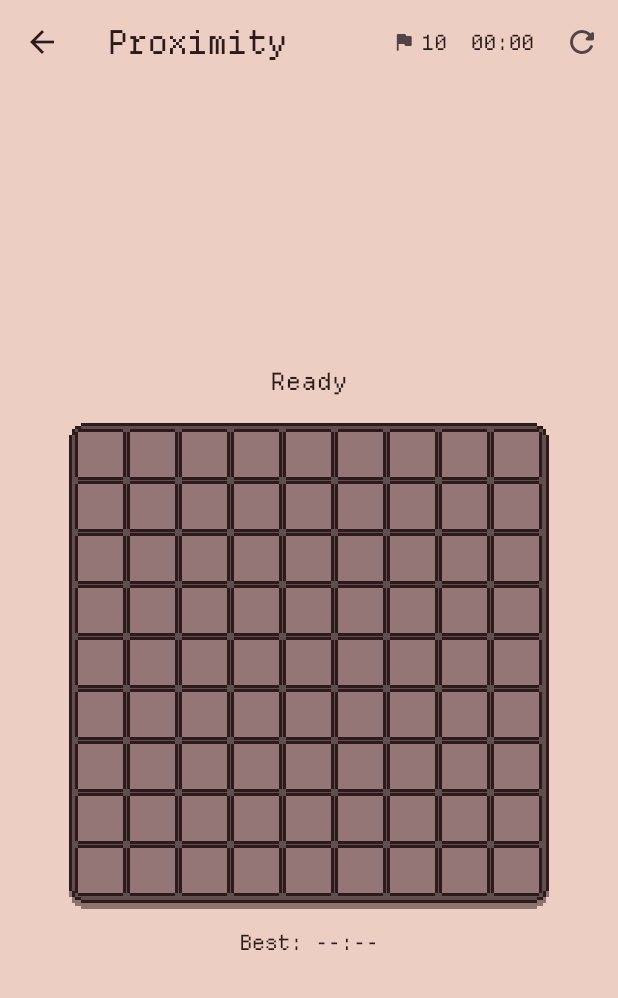
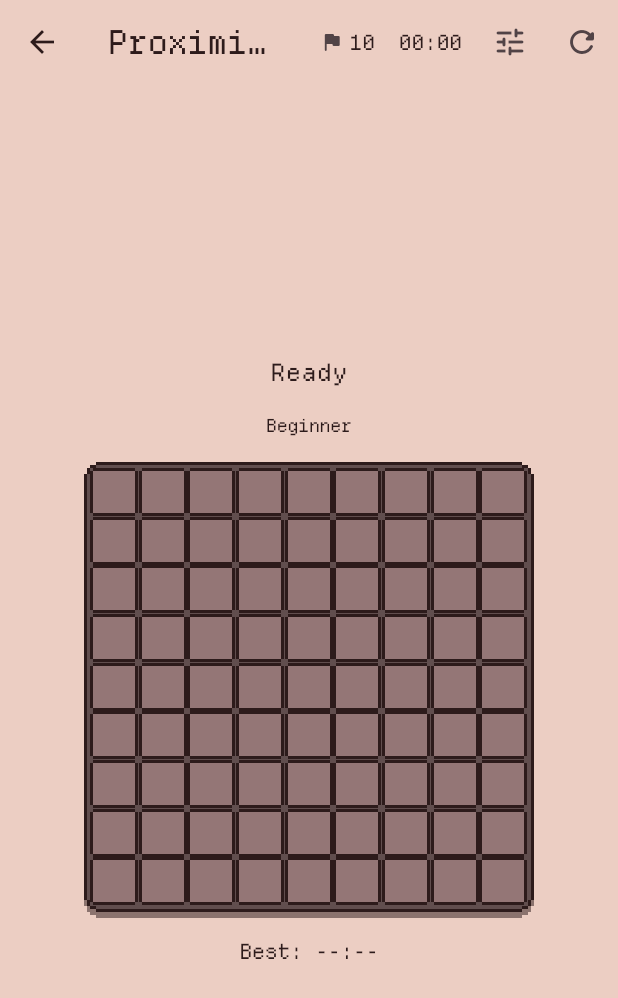
Before and after one commit to OrianaFawkes/arcade, a Flutter app: the ProximityScreen screen opened by its route, on a phone screen of 412 x 824 dp. Shown: the top 998 px of the screen. Run offline on Flutter 3.47's test engine with Material 3 defaults, Android fonts, the phone set to English and light mode, and no system bars; our stand-ins replace go_router, shared_preferences; accounts and stored records are empty.

Commit message:
ui: responsive proximity board

```diff
--- a/lib/features/proximity/presentation/board.dart
+++ b/lib/features/proximity/presentation/board.dart
@@ -22,24 +22,36 @@ class Board extends StatelessWidget {
   });
 
   @override
+  @override
   Widget build(BuildContext context) {
     final columns = difficulty.columns;
 
-    return SizedBox(
-      width: boardSize,
-      height: boardSize,
+    const cellSize = 32.0;
+    const boardPadding = 4.0;
+    const boardBorderAllowance = 4.0;
+
+    final boardWidth =
+        columns * cellSize + boardPadding * 2 + boardBorderAllowance;
+    final boardHeight =
+        difficulty.rows * cellSize + boardPadding * 2 + boardBorderAllowance;
+
+    return SingleChildScrollView(
+      scrollDirection: .horizontal,
+      child: SingleChildScrollView(
+        scrollDirection: .vertical,
+        child: SizedBox(
+          width: boardWidth,
+          height: boardHeight,
           child: PixelCard(
             borderColor: Color(0xFF2D1B1B),
             fillColor: Color(0xFF614E4E),
-        padding: .all(4),
+            padding: .all(boardPadding),
             radius: 6,
             child: GridView.builder(
               physics: NeverScrollableScrollPhysics(),
-          padding: EdgeInsets.zero,
+              padding: .zero,
               gridDelegate: SliverGridDelegateWithFixedCrossAxisCount(
                 crossAxisCount: columns,
-            // crossAxisSpacing: gap,
-            // mainAxisSpacing: gap,
               ),
               itemCount: difficulty.rows * columns,
               itemBuilder: (context, index) {
@@ -55,6 +67,8 @@ class Board extends StatelessWidget {
               },
             ),
           ),
+        ),
+      ),
     );
   }
 }
--- a/lib/features/proximity/presentation/proximity_screen.dart
+++ b/lib/features/proximity/presentation/proximity_screen.dart
@@ -16,8 +16,6 @@ class ProximityScreen extends StatefulWidget {
 }
 
 class _ProximityScreenState extends State<ProximityScreen> {
-  static const Difficulty difficulty = .beginner;
-
   GameController? game;
 
   Timer? _timer;
@@ -88,7 +86,7 @@ class _ProximityScreenState extends State<ProximityScreen> {
     final localGame = game;
     if (localGame == null) return;
 
-    await localGame.startGame(difficulty);
+    await localGame.startGame(localGame.difficulty);
 
     if (!mounted) return;
 
@@ -115,6 +113,54 @@ class _ProximityScreenState extends State<ProximityScreen> {
     };
   }
 
+  String _difficultyLabel(Difficulty difficulty) {
+    return switch (difficulty) {
+      .beginner => 'Beginner',
+      .intermediate => 'Intermediate',
+      .expert => 'Expert',
+    };
+  }
+
+  Future<void> _selectDifficulty() async {
+    final localGame = game;
+    if (localGame == null) return;
+
+    final selectedDifficulty = await showDialog<Difficulty>(
+      context: context,
+      builder: (dialogContext) {
+        return SimpleDialog(
+          title: Text('Difficulty'),
+          children: [
+            for (final difficulty in Difficulty.values)
+              SimpleDialogOption(
+                onPressed: () {
+                  Navigator.pop(dialogContext, difficulty);
+                },
+                child: Row(
+                  children: [
+                    Expanded(child: Text(_difficultyLabel(difficulty))),
+                    if (difficulty == localGame.difficulty)
+                      const Icon(Icons.check_rounded),
+                  ],
+                ),
+              ),
+          ],
+        );
+      },
+    );
+
+    if (selectedDifficulty == null ||
+        selectedDifficulty == localGame.difficulty) {
+      return;
+    }
+
+    await localGame.startGame(selectedDifficulty);
+
+    if (!mounted) return;
+
+    setState(() {});
+  }
+
   @override
   Widget build(BuildContext context) {
     final localGame = game;
@@ -139,7 +185,9 @@ class _ProximityScreenState extends State<ProximityScreen> {
                 spacing: 4.0,
                 children: [
                   Icon(Icons.flag_rounded, size: 16),
-                  Text('${difficulty.mineCount - localGame.flagsUsed}'),
+                  Text(
+                    '${localGame.difficulty.mineCount - localGame.flagsUsed}',
+                  ),
                 ],
               ),
             ),
@@ -147,6 +195,11 @@ class _ProximityScreenState extends State<ProximityScreen> {
           Padding(
             padding: EdgeInsets.symmetric(horizontal: 8.0),
             child: Center(child: Text(_formatDuration(localGame.elapsed))),
+          ),
+          IconButton(
+            onPressed: _selectDifficulty,
+            icon: Icon(Icons.tune_rounded),
+            tooltip: 'Change difficulty',
           ),
           IconButton(
             onPressed: _restart,
@@ -161,9 +214,13 @@ class _ProximityScreenState extends State<ProximityScreen> {
           spacing: 16.0,
           children: [
             Text(_statusText(), style: Theme.of(context).textTheme.titleMedium),
+            Text(
+              _difficultyLabel(localGame.difficulty),
+              style: Theme.of(context).textTheme.bodySmall,
+            ),
             Board(
               board: localGame.board,
-              difficulty: difficulty,
+              difficulty: localGame.difficulty,
               onReveal: _reveal,
               onToggleFlag: _toggleFlag,
             ),
```
Lines whose indentation alone changed are shown as unchanged.
